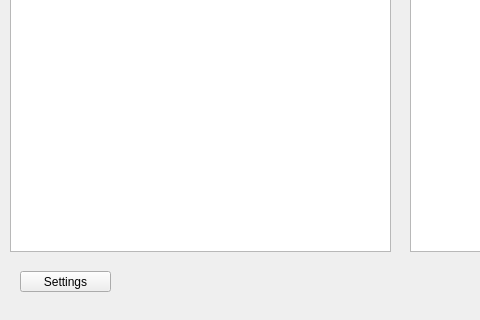
The window that amigocloud_dialog_base.ui (amigocloud/qgis-amigocloud-plugin) describes before a commit, drawn with Qt 5; both pictures show x 0 to 480 and y 149 to 469 of the 821 by 469 pixel window.
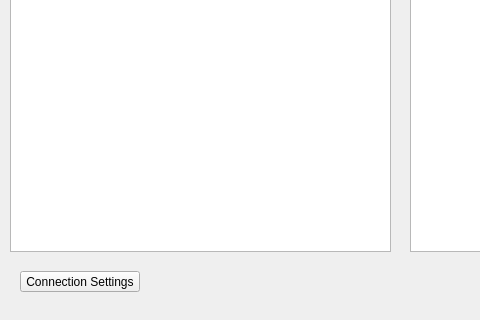
The same window after the commit.

Diff of the .ui file:
```diff
--- a/amigocloud_dialog_base.ui
+++ b/amigocloud_dialog_base.ui
@@ -102,12 +102,12 @@
     <rect>
      <x>20</x>
      <y>420</y>
-     <width>91</width>
+     <width>120</width>
      <height>21</height>
     </rect>
    </property>
    <property name="text">
-    <string>Settings</string>
+    <string>Connection Settings</string>
    </property>
   </widget>
  </widget>
```
